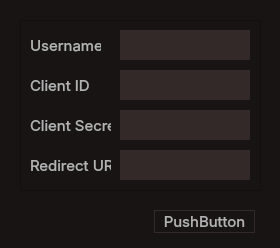
spotlightify/spotlightify, file auth/auth.ui: the form before one commit.
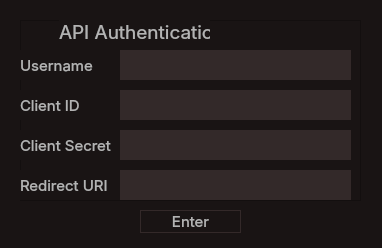
The form after the commit.

Commit message: Added auth functionality and styling

What changed in the file:
```diff
--- a/auth/auth.ui
+++ b/auth/auth.ui
@@ -6,7 +6,7 @@
    <rect>
     <x>0</x>
     <y>0</y>
-    <width>280</width>
+    <width>382</width>
     <height>248</height>
    </rect>
   </property>
@@ -32,8 +32,8 @@
     <rect>
      <x>20</x>
      <y>20</y>
-     <width>241</width>
-     <height>171</height>
+     <width>341</width>
+     <height>181</height>
     </rect>
    </property>
    <property name="frameShape">
@@ -45,9 +45,9 @@
    <widget class="QLabel" name="label_username">
     <property name="geometry">
      <rect>
-      <x>10</x>
-      <y>10</y>
-      <width>71</width>
+      <x>0</x>
+      <y>30</y>
+      <width>81</width>
       <height>30</height>
      </rect>
     </property>
@@ -65,8 +65,8 @@
     <property name="geometry">
      <rect>
       <x>100</x>
-      <y>10</y>
-      <width>130</width>
+      <y>30</y>
+      <width>231</width>
       <height>30</height>
      </rect>
     </property>
@@ -89,9 +89,9 @@
    <widget class="QLabel" name="label_2">
     <property name="geometry">
      <rect>
-      <x>10</x>
-      <y>50</y>
-      <width>61</width>
+      <x>0</x>
+      <y>70</y>
+      <width>71</width>
       <height>30</height>
      </rect>
     </property>
@@ -109,8 +109,8 @@
     <property name="geometry">
      <rect>
       <x>100</x>
-      <y>50</y>
-      <width>130</width>
+      <y>70</y>
+      <width>231</width>
       <height>30</height>
      </rect>
     </property>
@@ -137,8 +137,8 @@
     <property name="geometry">
      <rect>
       <x>100</x>
-      <y>90</y>
-      <width>130</width>
+      <y>110</y>
+      <width>231</width>
       <height>30</height>
      </rect>
     </property>
@@ -164,9 +164,9 @@
    <widget class="QLabel" name="label_3">
     <property name="geometry">
      <rect>
-      <x>10</x>
-      <y>90</y>
-      <width>81</width>
+      <x>0</x>
+      <y>110</y>
+      <width>91</width>
       <height>30</height>
      </rect>
     </property>
@@ -183,9 +183,9 @@
    <widget class="QLabel" name="label_4">
     <property name="geometry">
      <rect>
-      <x>10</x>
-      <y>130</y>
-      <width>81</width>
+      <x>0</x>
+      <y>150</y>
+      <width>91</width>
       <height>30</height>
      </rect>
     </property>
@@ -203,8 +203,8 @@
     <property name="geometry">
      <rect>
       <x>100</x>
-      <y>130</y>
-      <width>130</width>
+      <y>150</y>
+      <width>231</width>
       <height>30</height>
      </rect>
     </property>
@@ -224,11 +224,30 @@
      <bool>false</bool>
     </property>
    </widget>
+   <widget class="QLabel" name="label_username_2">
+    <property name="geometry">
+     <rect>
+      <x>39</x>
+      <y>-3</y>
+      <width>151</width>
+      <height>30</height>
+     </rect>
+    </property>
+    <property name="font">
+     <font>
+      <family>SF Pro Display</family>
+      <pointsize>14</pointsize>
+     </font>
+    </property>
+    <property name="text">
+     <string>API Authentication</string>
+    </property>
+   </widget>
   </widget>
   <widget class="QPushButton" name="pushButton">
    <property name="geometry">
     <rect>
-     <x>154</x>
+     <x>140</x>
      <y>210</y>
      <width>101</width>
      <height>23</height>
@@ -246,7 +265,7 @@
 }</string>
    </property>
    <property name="text">
-    <string>PushButton</string>
+    <string>Enter</string>
    </property>
    <property name="flat">
     <bool>true</bool>
```
Left out of the diff: 6 changed lines with no effect on the pictures. The commit also changes 3 other files.
